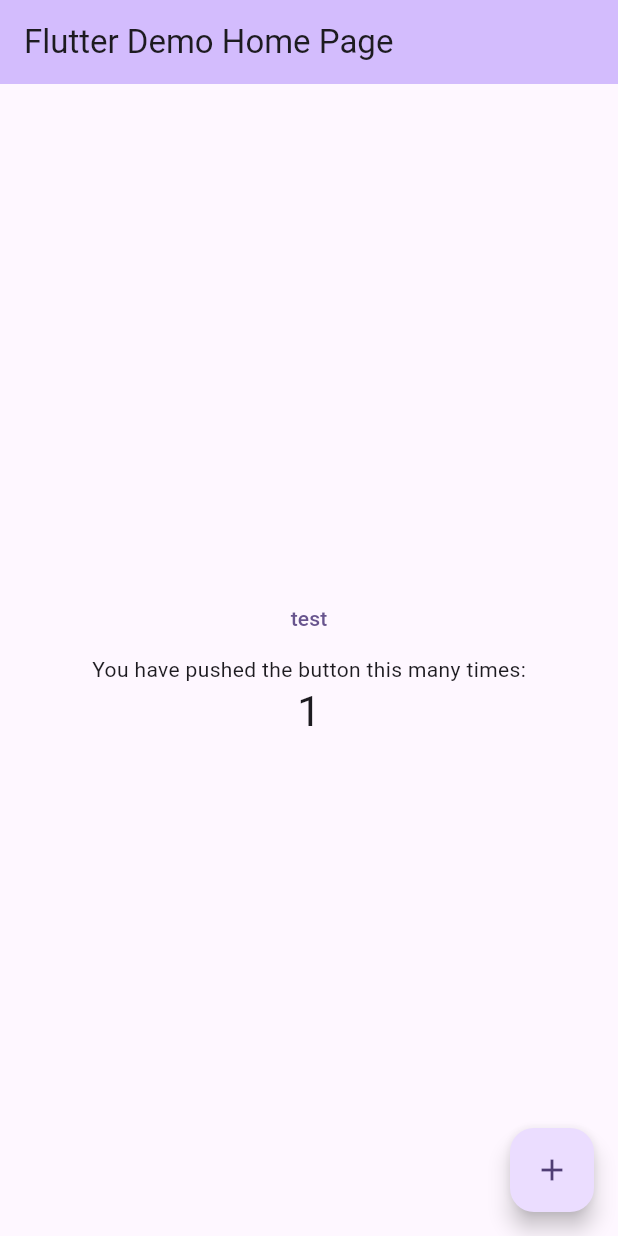
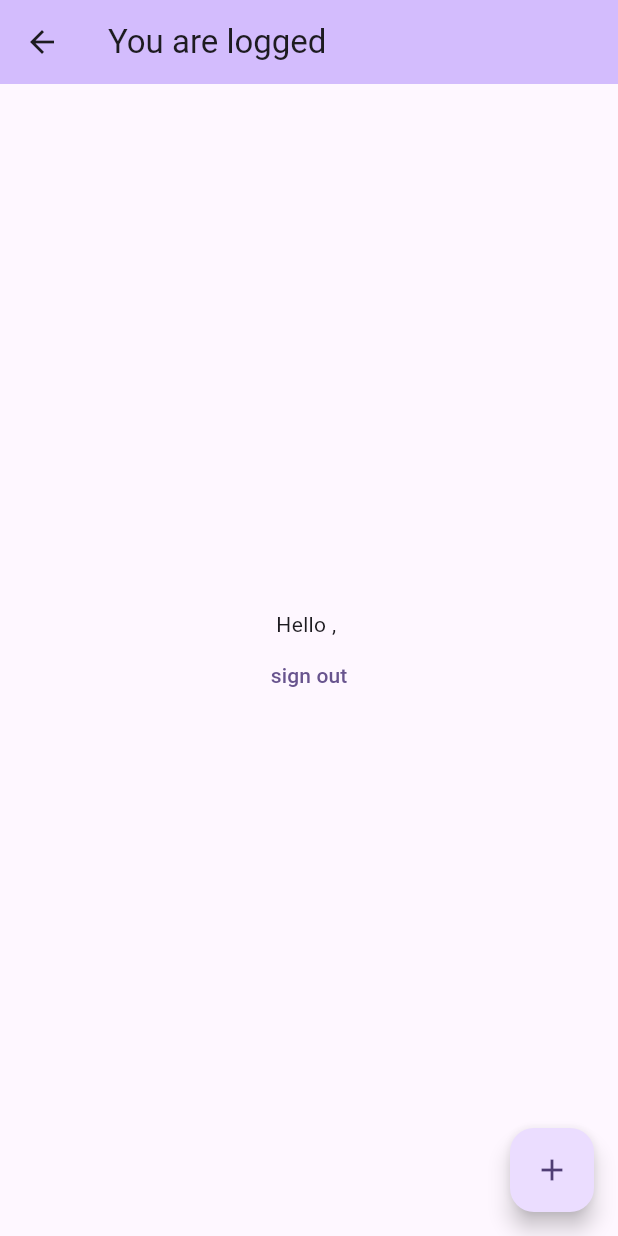
Before and after one commit to Plesniok/my-budget, a Flutter app: the MyHomePage screen opened directly, after a tap on the "add" icon, on a phone screen of 412 x 824 dp. Run offline on Flutter 3.47's test engine with Material 2 defaults, Android fonts, the phone set to English and light mode, and no system bars; our stand-ins replace bloc, equatable, firebase_auth, firebase_core, firebase_database, flutter_bloc; missing offline and left inert: firebase_ui_auth; accounts and stored records are empty.

Commit message:
feat(userBloc): parse firebase user data to bloc state and read bloc state in main page

```diff
--- /dev/null
+++ b/lib/blocs/user_bloc/user_bloc.dart
@@ -0,0 +1,30 @@
+import 'package:bloc/bloc.dart';
+import 'package:firebase_auth/firebase_auth.dart';
+import 'package:meta/meta.dart';
+import 'package:my_budget/models/user.dart';
+
+part 'user_event.dart';
+part 'user_state.dart';
+
+class UserBloc extends Bloc<UserEvent, UserState> {
+  UserBloc() : super(UserInitial()) {
+    on<LoadUserData>((event, emit) async {
+      try {
+        emit(UserDataEmpty(error: "No user data loaded at begin"));
+
+        if (FirebaseAuth.instance.currentUser != null) {
+          String? email = FirebaseAuth.instance.currentUser!.email;
+          String? uid = FirebaseAuth.instance.currentUser!.uid;
+
+          return emit(
+              UserDataLoaded(userData: UserData(email: email, uid: uid)));
+        }
+
+        return emit(UserDataEmpty(error: "No user data loaded"));
+      } catch (e) {
+        return emit(
+            UserDataEmpty(error: "Unexpected error in loading user data"));
+      }
+    });
+  }
+}
--- /dev/null
+++ b/lib/blocs/user_bloc/user_event.dart
@@ -0,0 +1,6 @@
+part of 'user_bloc.dart';
+
+@immutable
+sealed class UserEvent {}
+
+class LoadUserData extends UserEvent {}
--- /dev/null
+++ b/lib/blocs/user_bloc/user_state.dart
@@ -0,0 +1,18 @@
+part of 'user_bloc.dart';
+
+@immutable
+sealed class UserState {}
+
+final class UserInitial extends UserState {}
+
+final class UserDataLoaded extends UserState {
+  final UserData userData;
+
+  UserDataLoaded({required this.userData});
+}
+
+final class UserDataEmpty extends UserState {
+  String? error;
+
+  UserDataEmpty({this.error});
+}
--- a/lib/main.dart
+++ b/lib/main.dart
@@ -1,7 +1,8 @@
 import 'package:flutter/material.dart';
-import 'package:firebase_database/firebase_database.dart';
-import 'package:my_budget/api/test_firebase.dart';
+import 'package:flutter_bloc/flutter_bloc.dart';
 import 'package:firebase_core/firebase_core.dart';
+import 'package:my_budget/blocs/user_bloc/user_bloc.dart';
+import 'package:my_budget/pages/login/login_page.dart';
 import '../firebase_options.dart';
 
 void main() async {
@@ -15,126 +16,19 @@ void main() async {
 class MyApp extends StatelessWidget {
   const MyApp({super.key});
 
-  // This widget is the root of your application.
   @override
   Widget build(BuildContext context) {
-    return MaterialApp(
-      title: 'Flutter Demo',
-      theme: ThemeData(
-        // This is the theme of your application.
-        //
-        // TRY THIS: Try running your application with "flutter run". You'll see
-        // the application has a blue toolbar. Then, without quitting the app,
-        // try changing the seedColor in the colorScheme below to Colors.green
-        // and then invoke "hot reload" (save your changes or press the "hot
-        // reload" button in a Flutter-supported IDE, or press "r" if you used
-        // the command line to start the app).
-        //
-        // Notice that the counter didn't reset back to zero; the application
-        // state is not lost during the reload. To reset the state, use hot
-        // restart instead.
-        //
-        // This works for code too, not just values: Most code changes can be
-        // tested with just a hot reload.
-        colorScheme: ColorScheme.fromSeed(seedColor: Colors.deepPurple),
-        useMaterial3: true,
-      ),
-      home: const MyHomePage(title: 'Flutter Demo Home Page'),
-    );
+    return MultiBlocProvider(
+        providers: [
+          BlocProvider(create: (context) => UserBloc()..add(LoadUserData())),
+        ],
+        child: MaterialApp(
+          title: 'Flutter Demo',
+          theme: ThemeData(
+            colorScheme: ColorScheme.fromSeed(seedColor: Colors.deepPurple),
+            useMaterial3: true,
+          ),
+          home: const LoginPage(),
+        ));
   }
 }
-
-class MyHomePage extends StatefulWidget {
-  const MyHomePage({super.key, required this.title});
-
-  // This widget is the home page of your application. It is stateful, meaning
-  // that it has a State object (defined below) that contains fields that affect
-  // how it looks.
-
-  // This class is the configuration for the state. It holds the values (in this
-  // case the title) provided by the parent (in this case the App widget) and
-  // used by the build method of the State. Fields in a Widget subclass are
-  // always marked "final".
-
-  final String title;
-
-  @override
-  State<MyHomePage> createState() => _MyHomePageState();
-}
-
-class _MyHomePageState extends State<MyHomePage> {
-  int _counter = 0;
-
-  FirebaseDatabase database = FirebaseDatabase.instance;
-
-  Future<void> printDatabase() async {}
-
-  void _incrementCounter() {
-    setState(() {
-      // This call to setState tells the Flutter framework that something has
-      // changed in this State, which causes it to rerun the build method below
-      // so that the display can reflect the updated values. If we changed
-      // _counter without calling setState(), then the build method would not be
-      // called again, and so nothing would appear to happen.
-      _counter++;
-    });
-  }
-
-  @override
-  Widget build(BuildContext context) {
-    // This method is rerun every time setState is called, for instance as done
-    // by the _incrementCounter method above.
-    //
-    // The Flutter framework has been optimized to make rerunning build methods
-    // fast, so that you can just rebuild anything that needs updating rather
-    // than having to individually change instances of widgets.
-    return Scaffold(
-      appBar: AppBar(
-        backgroundColor: Theme.of(context).colorScheme.inversePrimary,
-        title: Text(widget.title),
-      ),
-      body: Center(child: Builder(
-        builder: (BuildContext context) {
-          DatabaseReference starCountRef =
-              FirebaseDatabase.instance.ref('users/qew-32');
-          starCountRef.onValue.listen((DatabaseEvent event) {
-            final data = event.snapshot.value;
-            print(data);
-          });
-
-          return Column(
-            mainAxisAlignment: MainAxisAlignment.center,
-            children: <Widget>[
-              TextButton(
-                  onPressed: () async {
-                    FireBaseClass firebaseDatabase = FireBaseClass();
-                    firebaseDatabase.initInstance();
-
-                    DatabaseReference ref =
-                        FirebaseDatabase.instance.ref("users/qew-32");
-
-                    await ref.set({
-                      "userId": 1,
-                      "data": {"name": "changed tester32"}
-                    });
-                  },
-                  child: const Text("test")),
-              const Text(
-                'You have pushed the button this many times:',
-              ),
-              Text(
-                '$_counter',
-                style: Theme.of(context).textTheme.headlineMedium,
-              ),
-            ],
-          );
-        },
-      )),
-      floatingActionButton: FloatingActionButton(
-        onPressed: _incrementCounter,
-        tooltip: 'Increment',
-        child: const Icon(Icons.add),
-      ), // This trailing comma makes auto-formatting nicer for build methods.
-    );
-  }
-}
--- /dev/null
+++ b/lib/models/user.dart
@@ -0,0 +1,26 @@
+import 'package:equatable/equatable.dart';
+
+class UserData extends Equatable {
+  String? uid;
+  String? email;
+
+  UserData({
+    required this.uid,
+    required this.email,
+  });
+
+  // UserData.fromJson(Map json, String? jsonCompanyName) {
+  //   id = json["id"];
+  //   name = json["name"];
+  //   surname = json["surname"];
+  //   email = json["email"];
+  //   phoneNumber = json["phoneNumber"];
+  //   companyId = json["companyId"];
+  //   companyName = jsonCompanyName;
+  //   position = json["position"];
+  //   role = json["role"];
+  // }
+
+  @override
+  List<Object?> get props => [];
+}
--- /dev/null
+++ b/lib/pages/login/login_page.dart
@@ -0,0 +1,63 @@
+import 'dart:async';
+
+import 'package:firebase_ui_auth/firebase_ui_auth.dart';
+import 'package:flutter/material.dart';
+import 'package:flutter_bloc/flutter_bloc.dart';
+import 'package:my_budget/blocs/user_bloc/user_bloc.dart';
+import 'package:firebase_auth/firebase_auth.dart' hide EmailAuthProvider;
+import 'package:my_budget/main.dart';
+import 'package:my_budget/pages/main/main_page.dart';
+
+class LoginPage extends StatefulWidget {
+  static const routeName = "/users-page";
+  const LoginPage({super.key});
+
+  @override
+  State<LoginPage> createState() => _LoginPageState();
+}
+
+class _LoginPageState extends State<LoginPage>
+    with SingleTickerProviderStateMixin {
+  Timer? timer;
+
+  @override
+  void initState() {
+    // final UsersManagementBloc userBloc = context.read<UsersManagementBloc>();
+    // userBloc.add(LoadUsersList());
+
+    // timer = Timer.periodic(const Duration(seconds: TimerTheme.seconds), (timer) {
+    //   userBloc.add(RefreshUsersList());
+    //   setState(() {});
+    // });
+
+    super.initState();
+  }
+
+  @override
+  void dispose() {
+    super.dispose();
+  }
+
+  @override
+  Widget build(BuildContext context) {
+    return BlocBuilder<UserBloc, UserState>(
+      builder: (context, userState) {
+        return Scaffold(
+            body: StreamBuilder<User?>(
+          stream: FirebaseAuth.instance.authStateChanges(),
+          builder: (context, snapshot) {
+            if (!snapshot.hasData) {
+              return SignInScreen(
+                providers: [
+                  EmailAuthProvider(), // new
+                ],
+              );
+            }
+
+            return MyHomePage(title: "You are logged");
+          },
+        ));
+      },
+    );
+  }
+}
--- /dev/null
+++ b/lib/pages/main/main_page.dart
@@ -0,0 +1,51 @@
+import 'package:firebase_auth/firebase_auth.dart';
+import 'package:firebase_database/firebase_database.dart';
+import 'package:flutter/material.dart';
+import 'package:flutter_bloc/flutter_bloc.dart';
+import 'package:my_budget/api/test_firebase.dart';
+import 'package:my_budget/blocs/user_bloc/user_bloc.dart';
+import 'package:my_budget/pages/main/widgets/main_page_component.dart';
+
+class MyHomePage extends StatefulWidget {
+  const MyHomePage({super.key, required this.title});
+
+  final String title;
+
+  @override
+  State<MyHomePage> createState() => _MyHomePageState();
+}
+
+class _MyHomePageState extends State<MyHomePage> {
+  int _counter = 0;
+
+  FirebaseDatabase database = FirebaseDatabase.instance;
+
+  @override
+  void initState() {
+    context.read<UserBloc>().add(LoadUserData());
+    print("dataLoaded");
+    super.initState();
+  }
+
+  void _incrementCounter() {
+    setState(() {
+      _counter++;
+    });
+  }
+
+  @override
+  Widget build(BuildContext context) {
+    return Scaffold(
+      appBar: AppBar(
+        backgroundColor: Theme.of(context).colorScheme.inversePrimary,
+        title: Text(widget.title),
+      ),
+      body: Center(child: MainComponent()),
+      floatingActionButton: FloatingActionButton(
+        onPressed: _incrementCounter,
+        tooltip: 'Increment',
+        child: const Icon(Icons.add),
+      ),
+    );
+  }
+}
--- /dev/null
+++ b/lib/pages/main/widgets/main_page_component.dart
@@ -0,0 +1,78 @@
+import 'package:firebase_auth/firebase_auth.dart';
+import 'package:flutter/material.dart';
+import 'package:flutter_bloc/flutter_bloc.dart';
+import 'package:my_budget/blocs/user_bloc/user_bloc.dart';
+
+class MainComponent extends StatefulWidget {
+  MainComponent();
+
+  @override
+  State<MainComponent> createState() => _MainComponentState();
+}
+
+class _MainComponentState extends State<MainComponent> {
+  @override
+  Widget build(BuildContext context) {
+    // Use the state to build your UI
+    return BlocBuilder<UserBloc, UserState>(
+      builder: (context, userState) {
+        // DatabaseReference starCountRef =
+        //     FirebaseDatabase.instance.ref('users/qew-32');
+        // starCountRef.onValue.listen((DatabaseEvent event) {
+        //   final data = event.snapshot.value;
+        //   print(data);
+        // });
+        if (userState is UserDataLoaded) {
+          return Column(
+            mainAxisAlignment: MainAxisAlignment.center,
+            children: <Widget>[
+              // TextButton(
+              //     onPressed: () async {
+              //       FireBaseClass firebaseDatabase = FireBaseClass();
+              //       firebaseDatabase.initInstance();
+
+              //       DatabaseReference ref =
+              //           FirebaseDatabase.instance.ref("users/qew-32");
+
+              //       await ref.set({
+              //         "userId": 1,
+              //         "data": {"name": "changed tester32"}
+              //       });
+              //     },
+              //     child: const Text("test")),
+              Text(
+                'Hello ${userState.userData.email}, ${userState.userData.uid}',
+              ),
+              TextButton(
+                child: const Text("sign out"),
+                onPressed: () async {
+                  await FirebaseAuth.instance.signOut();
+                },
+              ),
+            ],
+          );
+        }
+        if (userState is UserDataEmpty) {
+          return Center(child: Text(userState.error ?? "err"));
+        }
+
+        return Column(
+          children: [
+            TextButton(
+              child: const Text("refresh widget"),
+              onPressed: () async {
+                setState(() {});
+              },
+            ),
+            TextButton(
+              child: const Text("sign out"),
+              onPressed: () async {
+                await FirebaseAuth.instance.signOut();
+              },
+            ),
+          ],
+        );
+      },
+    );
+  }
+}
--- a/pubspec.yaml
+++ b/pubspec.yaml
@@ -37,6 +37,10 @@ dependencies:
   # Use with the CupertinoIcons class for iOS style icons.
   cupertino_icons: ^1.0.2
   firebase_database: ^10.3.3
+  firebase_auth: ^4.12.1
+  firebase_ui_auth: ^1.9.1
+  firebase_core: ^2.21.0
+  equatable: ^2.0.5
 
 dev_dependencies:
   flutter_test:
```
Also changed, not shown: lib/models/database_model.json (added, +31 -0 lines), pubspec.lock, 6 other files.
